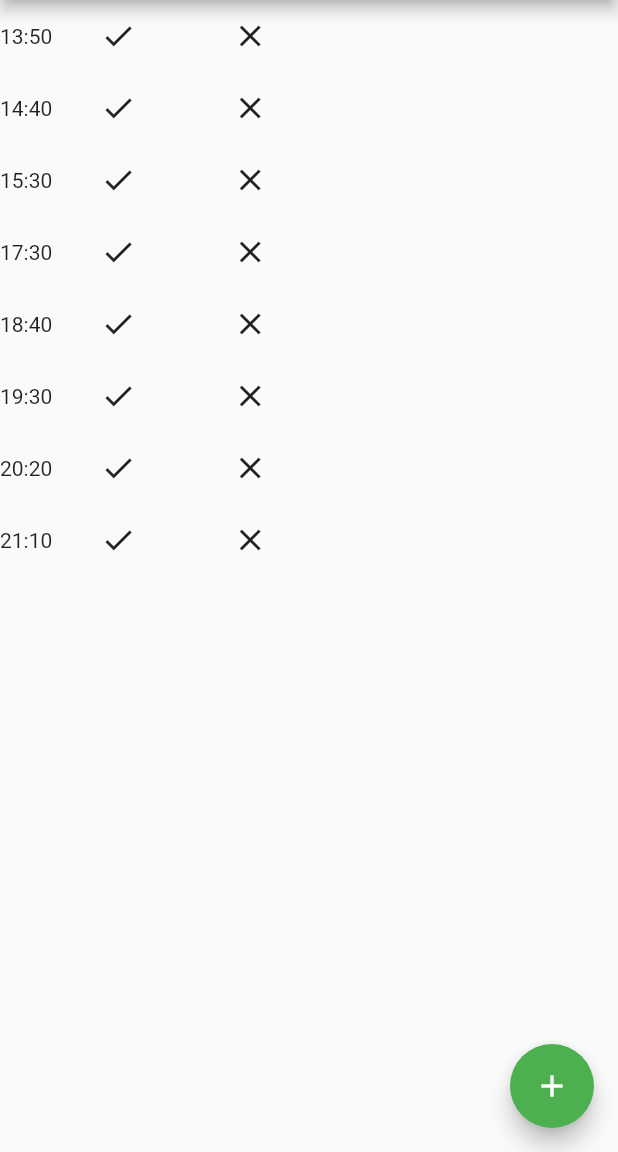
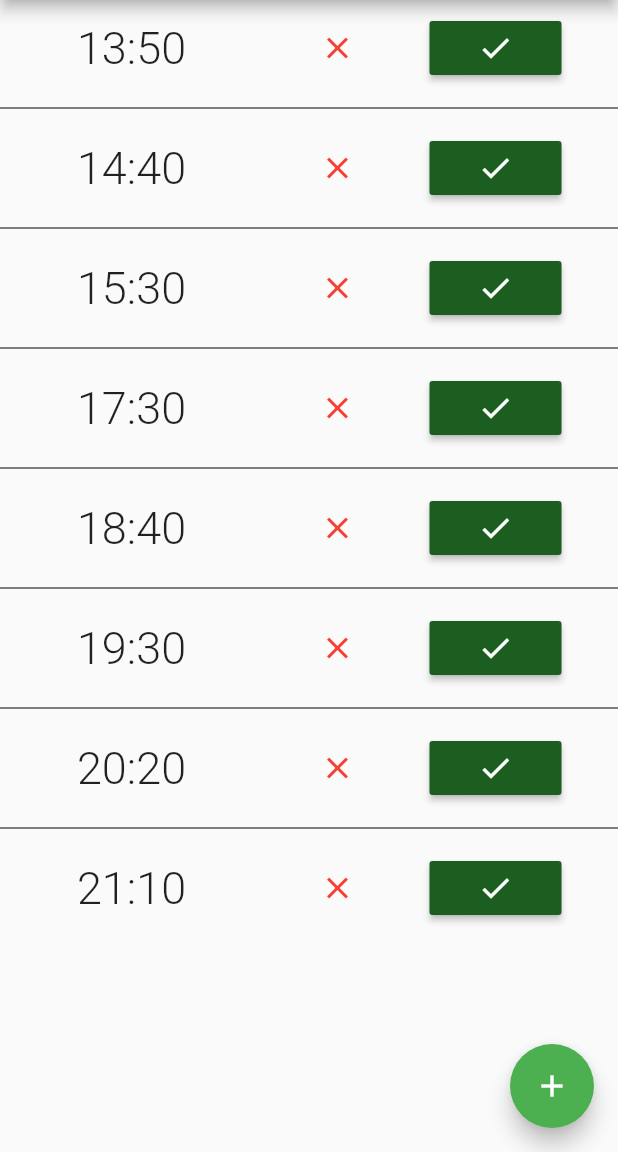
Before and after one commit to danilofuchs/ride_match, a Flutter app: the screen it shows after launch, on a phone screen of 412 x 824 dp, the part 84-1236 px from its top. Run offline on Flutter 3.47's test engine with Material 2 defaults, Android fonts, the phone set to English and light mode, and no system bars.

Commit message:
Better styles

```diff
--- a/lib/components/OffersList.dart
+++ b/lib/components/OffersList.dart
@@ -23,9 +23,12 @@ class _OffersListState extends State<OffersList> {
   @override
   Widget build(BuildContext ctxt) {
     return new Scaffold(
-        body: new ListView.builder(
+        body: new ListView.separated(
+      separatorBuilder: (context, index) => Divider(
+            color: Colors.black,
+          ),
       itemCount: ListItems.length,
-      itemBuilder: (BuildContext ctx, int index) {
+      itemBuilder: (BuildContext context, int index) {
         return new OfferListItem(
           item: ListItems[index],
           itemId: index.toString(),
@@ -59,20 +62,38 @@ class OfferListItem extends StatelessWidget {
 
   @override
   Widget build(BuildContext context) {
-    return Row(
+    return Padding(
+      padding: const EdgeInsets.all(8.0),
+      child: Row(
+        mainAxisAlignment: MainAxisAlignment.spaceAround,
         children: <Widget>[
-        Text(DateFormat.Hm().format(item.time)),
-        MaterialButton(
-          child: Icon(Icons.check),
-          onPressed: () => this.callback(itemId, OfferInteraction.accept),
+          Container(
+            width: 100,
+            alignment: Alignment.center,
+            child: Text(
+              DateFormat.Hm().format(item.time),
+              style: TextStyle(fontSize: 30, fontWeight: FontWeight.w300),
             ),
-        MaterialButton(
+          ),
+          Container(
+            width: 30,
+            height: 30,
+            child: FlatButton(
+                textColor: Colors.red[500],
                 child: Icon(Icons.clear),
                 onPressed: () => this.callback(
                       itemId,
                       OfferInteraction.reject,
                     )),
+          ),
+          MaterialButton(
+            color: Colors.green[900],
+            textColor: Colors.white,
+            child: Icon(Icons.check),
+            onPressed: () => this.callback(itemId, OfferInteraction.accept),
+          ),
         ],
+      ),
     );
   }
 }
```
Lines whose indentation alone changed are shown as unchanged.
